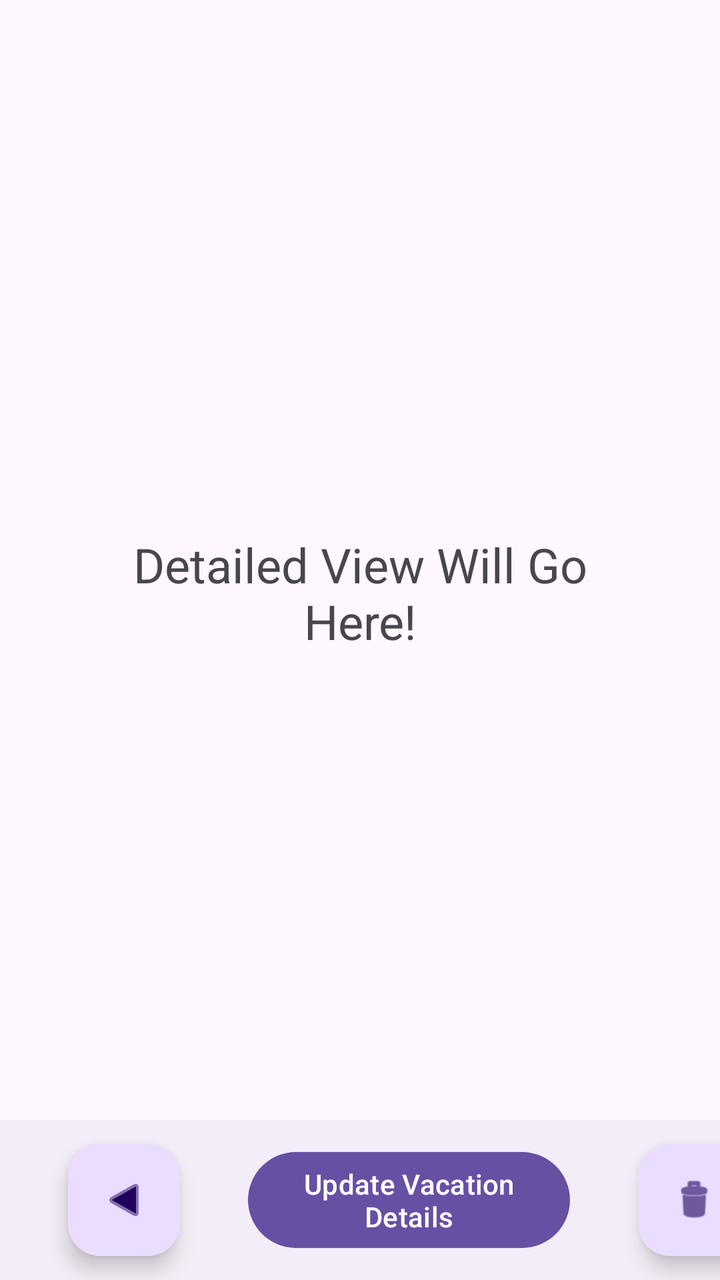
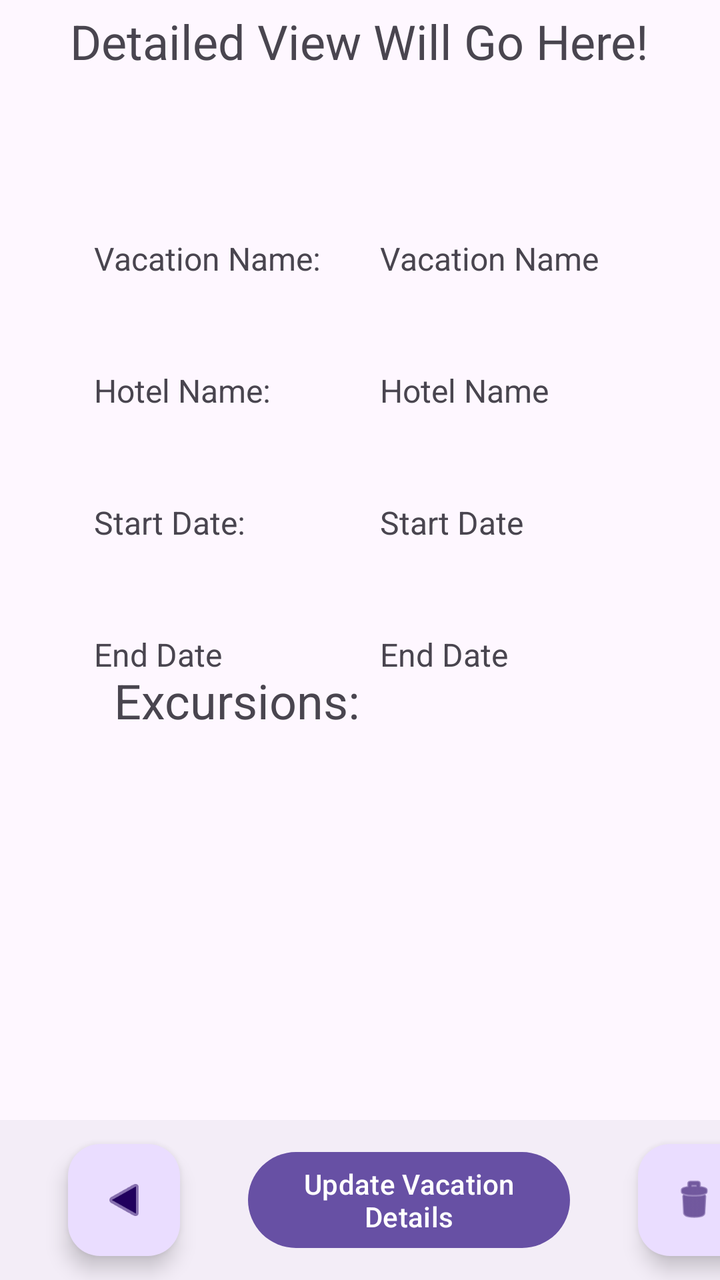

Before-and-after screenshots of an Android layout around one commit, followed by the original layout XML and the change that was made.
<!-- AndroidManifest.xml: application theme Theme.VacationPlannerTool -->
<!-- res/layout/activity_detailed_vacation.xml -->
<?xml version="1.0" encoding="utf-8"?>
<androidx.constraintlayout.widget.ConstraintLayout xmlns:android="http://schemas.android.com/apk/res/android"
    xmlns:app="http://schemas.android.com/apk/res-auto"
    xmlns:tools="http://schemas.android.com/tools"
    android:id="@+id/main"
    android:layout_width="match_parent"
    android:layout_height="match_parent"
    tools:context=".DetailedVacation">

    <TextView
        android:id="@+id/vacTempTextView"
        android:layout_width="250dp"
        android:layout_height="108dp"
        android:text="Detailed View Will Go Here!"
        android:textAlignment="center"
        android:textSize="24sp"
        app:layout_constraintBottom_toBottomOf="parent"
        app:layout_constraintEnd_toEndOf="parent"
        app:layout_constraintStart_toStartOf="parent"
        app:layout_constraintTop_toTopOf="parent" />

    <com.google.android.material.bottomappbar.BottomAppBar
        android:id="@+id/bottomAppBar2"
        android:layout_width="409dp"
        android:layout_height="wrap_content"
        android:layout_gravity="bottom"
        app:layout_constraintBottom_toBottomOf="parent"
        app:layout_constraintEnd_toEndOf="parent"
        app:layout_constraintHorizontal_bias="0.0"
        app:layout_constraintStart_toStartOf="parent" />

    <com.google.android.material.floatingactionbutton.FloatingActionButton
        android:id="@+id/vacDetailBackBtn"
        android:layout_width="wrap_content"
        android:layout_height="wrap_content"
        android:clickable="true"
        android:rotationY="180"
        app:layout_constraintBottom_toBottomOf="@+id/bottomAppBar2"
        app:layout_constraintEnd_toStartOf="@+id/vacDetailUpdateBtn"
        app:layout_constraintStart_toStartOf="@+id/bottomAppBar2"
        app:layout_constraintTop_toTopOf="@+id/bottomAppBar2"
        app:srcCompat="@android:drawable/ic_media_play" />

    <Button
        android:id="@+id/vacDetailUpdateBtn"
        android:layout_width="161dp"
        android:layout_height="56dp"
        android:text="Update Vacation Details"
        app:layout_constraintBottom_toBottomOf="parent"
        app:layout_constraintEnd_toEndOf="@+id/bottomAppBar2"
        app:layout_constraintStart_toStartOf="@+id/bottomAppBar2"
        app:layout_constraintTop_toTopOf="@+id/bottomAppBar2" />

    <com.google.android.material.floatingactionbutton.FloatingActionButton
        android:id="@+id/vacDetailDelBtn"
        android:layout_width="wrap_content"
        android:layout_height="wrap_content"
        android:clickable="true"
        app:layout_constraintBottom_toBottomOf="@+id/bottomAppBar2"
        app:layout_constraintEnd_toEndOf="@+id/bottomAppBar2"
        app:layout_constraintStart_toEndOf="@+id/vacDetailUpdateBtn"
        app:layout_constraintTop_toTopOf="@+id/bottomAppBar2"
        app:srcCompat="@android:drawable/ic_menu_delete" />

    <androidx.recyclerview.widget.RecyclerView
        android:id="@+id/excListRecView"
        android:layout_width="263dp"
        android:layout_height="183dp"
        app:layout_constraintBottom_toTopOf="@+id/bottomAppBar2"
        app:layout_constraintEnd_toEndOf="parent"
        app:layout_constraintStart_toStartOf="parent"
        app:layout_constraintTop_toBottomOf="@+id/vacTempTextView" />

</androidx.constraintlayout.widget.ConstraintLayout>
<!-- resources referenced by this layout -->
<resources>
  <style name="Theme.VacationPlannerTool" parent="Base.Theme.VacationPlannerTool" />
  <style name="Base.Theme.VacationPlannerTool" parent="Theme.Material3.DayNight.NoActionBar">
          
          
      </style>
</resources>

<!-- the commit's change to res/layout/activity_detailed_vacation.xml (unified diff, before → after) -->
@@ -8,16 +8,41 @@
     tools:context=".DetailedVacation">
 
     <TextView
+        android:id="@+id/detVacEndField"
+        android:layout_width="143dp"
+        android:layout_height="30dp"
+        android:layout_marginTop="36dp"
+        android:text="End Date"
+        android:textSize="16sp"
+        app:layout_constraintEnd_toEndOf="parent"
+        app:layout_constraintHorizontal_bias="0.0"
+        app:layout_constraintStart_toEndOf="@+id/textView5"
+        app:layout_constraintTop_toBottomOf="@+id/detVacStartField" />
+
+    <TextView
+        android:id="@+id/textView6"
+        android:layout_width="188dp"
+        android:layout_height="43dp"
+        android:text="Excursions:"
+        android:textSize="24sp"
+        app:layout_constraintBottom_toTopOf="@+id/excListRecView"
+        app:layout_constraintEnd_toEndOf="parent"
+        app:layout_constraintHorizontal_bias="0.331"
+        app:layout_constraintStart_toStartOf="parent" />
+
+    <TextView
         android:id="@+id/vacTempTextView"
-        android:layout_width="250dp"
-        android:layout_height="108dp"
+        android:layout_width="295dp"
+        android:layout_height="86dp"
         android:text="Detailed View Will Go Here!"
         android:textAlignment="center"
         android:textSize="24sp"
         app:layout_constraintBottom_toBottomOf="parent"
         app:layout_constraintEnd_toEndOf="parent"
+        app:layout_constraintHorizontal_bias="0.496"
         app:layout_constraintStart_toStartOf="parent"
-        app:layout_constraintTop_toTopOf="parent" />
+        app:layout_constraintTop_toTopOf="parent"
+        app:layout_constraintVertical_bias="0.008" />
 
     <com.google.android.material.bottomappbar.BottomAppBar
         android:id="@+id/bottomAppBar2"
@@ -69,6 +94,91 @@
         app:layout_constraintBottom_toTopOf="@+id/bottomAppBar2"
         app:layout_constraintEnd_toEndOf="parent"
         app:layout_constraintStart_toStartOf="parent"
+        app:layout_constraintTop_toBottomOf="@+id/vacTempTextView"
+        app:layout_constraintVertical_bias="1.0" />
+
+    <TextView
+        android:id="@+id/textView2"
+        android:layout_width="143dp"
+        android:layout_height="30dp"
+        android:layout_marginTop="28dp"
+        android:text="Vacation Name:"
+        android:textSize="16sp"
+        app:layout_constraintEnd_toEndOf="parent"
+        app:layout_constraintHorizontal_bias="0.216"
+        app:layout_constraintStart_toStartOf="parent"
         app:layout_constraintTop_toBottomOf="@+id/vacTempTextView" />
 
+    <TextView
+        android:id="@+id/detVacNameField"
+        android:layout_width="143dp"
+        android:layout_height="30dp"
+        android:layout_marginTop="28dp"
+        android:text="Vacation Name"
+        android:textSize="16sp"
+        app:layout_constraintEnd_toEndOf="parent"
+        app:layout_constraintHorizontal_bias="0.0"
+        app:layout_constraintStart_toEndOf="@+id/textView2"
+        app:layout_constraintTop_toBottomOf="@+id/vacTempTextView" />
+
+    <TextView
+        android:id="@+id/detVacHotelField"
+        android:layout_width="143dp"
+        android:layout_height="30dp"
+        android:layout_marginTop="36dp"
+        android:text="Hotel Name"
+        android:textSize="16sp"
+        app:layout_constraintEnd_toEndOf="parent"
+        app:layout_constraintHorizontal_bias="0.0"
+        app:layout_constraintStart_toEndOf="@+id/textView3"
+        app:layout_constraintTop_toBottomOf="@+id/detVacNameField" />
+
+    <TextView
+        android:id="@+id/detVacStartField"
+        android:layout_width="143dp"
+        android:layout_height="30dp"
+        android:layout_marginTop="36dp"
+        android:text="Start Date"
+        android:textSize="16sp"
+        app:layout_constraintEnd_toEndOf="parent"
+        app:layout_constraintHorizontal_bias="0.0"
+        app:layout_constraintStart_toEndOf="@+id/textView4"
+        app:layout_constraintTop_toBottomOf="@+id/detVacHotelField" />
+
+    <TextView
+        android:id="@+id/textView3"
+        android:layout_width="143dp"
+        android:layout_height="30dp"
+        android:layout_marginTop="36dp"
+        android:text="Hotel Name:"
+        android:textSize="16sp"
+        app:layout_constraintEnd_toEndOf="parent"
+        app:layout_constraintHorizontal_bias="0.216"
+        app:layout_constraintStart_toStartOf="parent"
+        app:layout_constraintTop_toBottomOf="@+id/textView2" />
+
+    <TextView
+        android:id="@+id/textView4"
+        android:layout_width="143dp"
+        android:layout_height="30dp"
+        android:layout_marginTop="36dp"
+        android:text="Start Date:"
+        android:textSize="16sp"
+        app:layout_constraintEnd_toEndOf="parent"
+        app:layout_constraintHorizontal_bias="0.216"
+        app:layout_constraintStart_toStartOf="parent"
+        app:layout_constraintTop_toBottomOf="@+id/textView3" />
+
+    <TextView
+        android:id="@+id/textView5"
+        android:layout_width="143dp"
+        android:layout_height="30dp"
+        android:layout_marginTop="36dp"
+        android:text="End Date"
+        android:textSize="16sp"
+        app:layout_constraintEnd_toEndOf="parent"
+        app:layout_constraintHorizontal_bias="0.216"
+        app:layout_constraintStart_toStartOf="parent"
+        app:layout_constraintTop_toBottomOf="@+id/textView4" />
+
 </androidx.constraintlayout.widget.ConstraintLayout>
